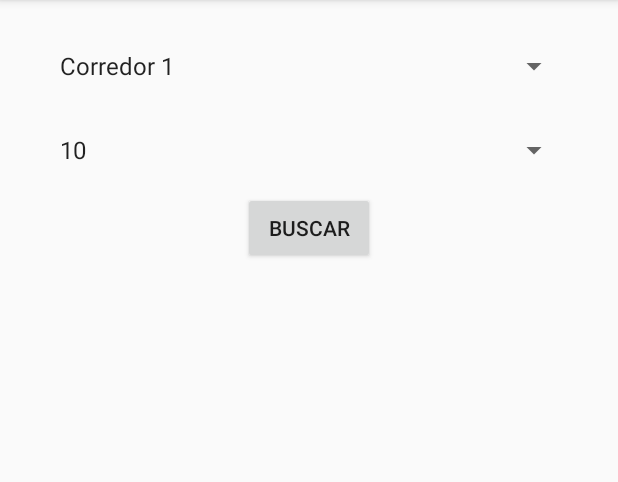
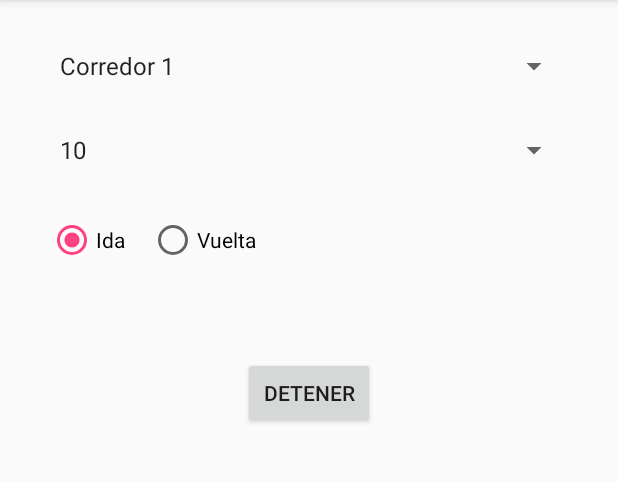
Before and after one commit to 13huntington/BlueBus, an Android app: the screen it shows after launch (BluePrincipal), after a tap on "BUSCAR", on a phone screen of 412 x 824 dp, the part 84-566 px from its top. Run offline under Robolectric (Android 15) with nearby library versions, the phone set to English and light mode, and no system bars.

```diff
--- a/app/src/main/AndroidManifest.xml
+++ b/app/src/main/AndroidManifest.xml
@@ -12,15 +12,10 @@
         android:supportsRtl="true"
         android:theme="@style/AppTheme">
         <activity android:name=".BluePrincipal">
-            <intent-filter>                <action android:name="android.intent.action.MAIN" />
-
+            <intent-filter>
+                <action android:name="android.intent.action.MAIN" />
                 <category android:name="android.intent.category.LAUNCHER" />
             </intent-filter>
-        </activity><!-- ATTENTION: This was auto-generated to add Google Play services to your project for
-     App Indexing.  See https://g.co/AppIndexing/AndroidStudio for more information. -->
-        <meta-data
-            android:name="com.google.android.gms.version"
-            android:value="@integer/google_play_services_version" />
-    </application>
-
+        </activity>
+         </application>
 </manifest>
--- a/app/src/main/java/com/example/crist/bluebus/AdministracionDeBLE.java
+++ b/app/src/main/java/com/example/crist/bluebus/AdministracionDeBLE.java
@@ -1,49 +1,29 @@
 package com.example.crist.bluebus;
-
-import android.app.Activity;
-import android.app.AlertDialog;
 import android.bluetooth.BluetoothAdapter;
 import android.bluetooth.BluetoothDevice;
-import android.bluetooth.BluetoothManager;
-import android.content.Context;
-import android.content.Intent;
-import android.os.Bundle;
-import android.os.Handler;
-import android.os.Looper;
 import android.util.Log;
-import android.view.View;
-import android.widget.ListAdapter;
-import android.widget.ListView;
-import android.widget.TextView;
 import android.widget.Toast;
 
-import java.util.ArrayList;
+public class AdministracionDeBLE {
+    private BluetoothAdapter mBluetoothAdapter;
+    private BluePrincipal retorno;
+    private String patronABuscar;
 
-/**
- * Created by crist on 03/10/2016.
- */
-public class AdministracionDeBLE {
-    private ArrayList<BluetoothDevice> mLeDeviceListAdapter;
-    private BluetoothAdapter mBluetoothAdapter;
-    private boolean mScanning;
-    private Handler mHandler;
-    Handler handler1 = new Handler();
-    BluePrincipal retorno;
-    // Stops scanning after 10 seconds.
-    private static final long SCAN_PERIOD = 1000000;
 
 
     public AdministracionDeBLE() {
-        mHandler = new Handler();
-        mBluetoothAdapter =  BluetoothAdapter.getDefaultAdapter();
+      mBluetoothAdapter =  BluetoothAdapter.getDefaultAdapter();
     }
 
 
 //Inicializa la busqueda del colectivo
-   public void find(BluePrincipal atc){
-        mLeDeviceListAdapter  = new ArrayList<BluetoothDevice>();
+   public void find(BluePrincipal atc , String colectivo){
+        patronABuscar = colectivo;
         scanLeDevice(true);
         retorno =atc;
+    }
+    public void stop(){
+        scanLeDevice(false);
     }
 
 //Va capturando los dispositivos ble en rango y comprueba si es el deseado
@@ -58,11 +38,11 @@ public class AdministracionDeBLE {
 
 
     // Device scan callback.
-    public BluetoothAdapter.LeScanCallback mLeScanCallback = new BluetoothAdapter.LeScanCallback() {
+    private BluetoothAdapter.LeScanCallback mLeScanCallback = new BluetoothAdapter.LeScanCallback() {
         @Override
         public void onLeScan(final BluetoothDevice device, int rssi, byte[] scanRecord) {
-            mLeDeviceListAdapter.add(device);
-            if (device.getName().equals("EST")) {
+
+            if (device.getName().equals(patronABuscar)) {
                 scanLeDevice(false);
                 Log.d("Hola", device.getName());
                 retorno.runOnUiThread(new Runnable() {
@@ -71,7 +51,7 @@ public class AdministracionDeBLE {
                                 Toast.LENGTH_SHORT).show();
                     }
                 });
-            };
-        };
+            }
+        }
     };
 }
--- a/app/src/main/java/com/example/crist/bluebus/BluePrincipal.java
+++ b/app/src/main/java/com/example/crist/bluebus/BluePrincipal.java
@@ -7,16 +7,19 @@ import android.os.Bundle;
 import android.view.View;
 import android.widget.AdapterView;
 import android.widget.Button;
+import android.widget.RadioButton;
 import android.widget.Spinner;
 import android.widget.ArrayAdapter;
-import com.google.android.gms.appindexing.AppIndex;
-import com.google.android.gms.common.api.GoogleApiClient;
+import android.widget.Toast;
+
+
 import java.util.ArrayList;
 import java.util.List;
 
 public class BluePrincipal extends AppCompatActivity  {
     protected Spinner corredor, linea;
     Button buscar;
+    RadioButton ida , vuelta;
 
     BluetoothAdapter mBluetoothAdapter;
     int REQUEST_ENABLE_BT = 1;
@@ -29,7 +32,11 @@ public class BluePrincipal extends AppCompatActivity  {
         setContentView(R.layout.activity_blue_principal);
         linea = (Spinner) findViewById(R.id.spLinea);
         corredor = (Spinner) findViewById(R.id.spCorredor);
-        buscar = (Button) findViewById(R.id.btnBuscar);
+         buscar = (Button) findViewById(R.id.btnBuscar);
+        ida= (RadioButton) findViewById(R.id.radioButtonIda);
+        vuelta= (RadioButton) findViewById(R.id.radioButtonVuelta);
+
+
         addItemsOnSpinner();
         mBluetoothAdapter = BluetoothAdapter.getDefaultAdapter();
         if (!mBluetoothAdapter.isEnabled()) {
@@ -41,7 +48,26 @@ public class BluePrincipal extends AppCompatActivity  {
 
     public void buscarA(View v) {
         AdministracionDeBLE dsa = new AdministracionDeBLE();
-        dsa.find(this);
+        if (buscar.getText().equals("Buscar")){
+            buscar.setText("Detener");
+            Toast mostrar = Toast.makeText(getApplication(),construirCadenaPatron(),Toast.LENGTH_LONG);
+            mostrar.show();
+            dsa.find(this,construirCadenaPatron());
+        }else{
+            dsa.stop();
+            buscar.setText("Buscar");
+        }
+
+
+
+    }
+
+    private String construirCadenaPatron (){
+       if (ida.isChecked() && linea.getSelectedItem().equals("10")){
+           return "EST";
+       }
+        String cadena = "";
+      return  cadena;
     }
 
     private void addItemsOnSpinner() {
@@ -74,6 +100,7 @@ public class BluePrincipal extends AppCompatActivity  {
 
 
     }
+
 
     private void cargarLista(List<Corredor> listaCorredores) {
         ArrayList<String> lineas;
--- a/app/src/main/res/layout/activity_blue_principal.xml
+++ b/app/src/main/res/layout/activity_blue_principal.xml
@@ -25,17 +25,47 @@
         >
 
     </Spinner>
+  <RadioGroup
+      android:id="@+id/opcionesColectivo"
+      android:layout_width="wrap_content"
+      android:layout_height="wrap_content"
+      android:gravity="center"
+      android:orientation="horizontal"
+      android:layout_below="@+id/spLinea"
+      android:layout_alignStart="@+id/spLinea">
 
-    <Button
+
+    <RadioButton
+        android:text="Ida"
         android:layout_width="wrap_content"
         android:layout_height="wrap_content"
-        android:text="Buscar"
-        android:id="@+id/btnBuscar"
-        android:layout_centerVertical="true"
-        android:layout_centerHorizontal="true"
-        android:layout_below="@id/spLinea"
-        android:onClick="buscarA"
+        android:id="@+id/radioButtonIda"
+        android:checked="true"
+        android:shadowColor="@color/colorPrimary"
+        />
+
+    <RadioButton
+        android:text="Vuelta"
+        android:layout_width="wrap_content"
+        android:layout_height="wrap_content"
+        android:id="@+id/radioButtonVuelta"
+        android:layout_below="@+id/radioButtonIda"
+        android:checked="false"
+        android:layout_margin="@dimen/activity_horizontal_margin"
          />
+  </RadioGroup>
+
+  <Button
+      android:layout_width="wrap_content"
+      android:layout_height="wrap_content"
+      android:text="Buscar"
+      android:id="@+id/btnBuscar"
+      android:onClick="buscarA"
+      android:layout_below="@+id/opcionesColectivo"
+      android:layout_centerHorizontal="true"
+      android:layout_marginTop="46dp" />
+
+
 
 
 </RelativeLayout>
```
